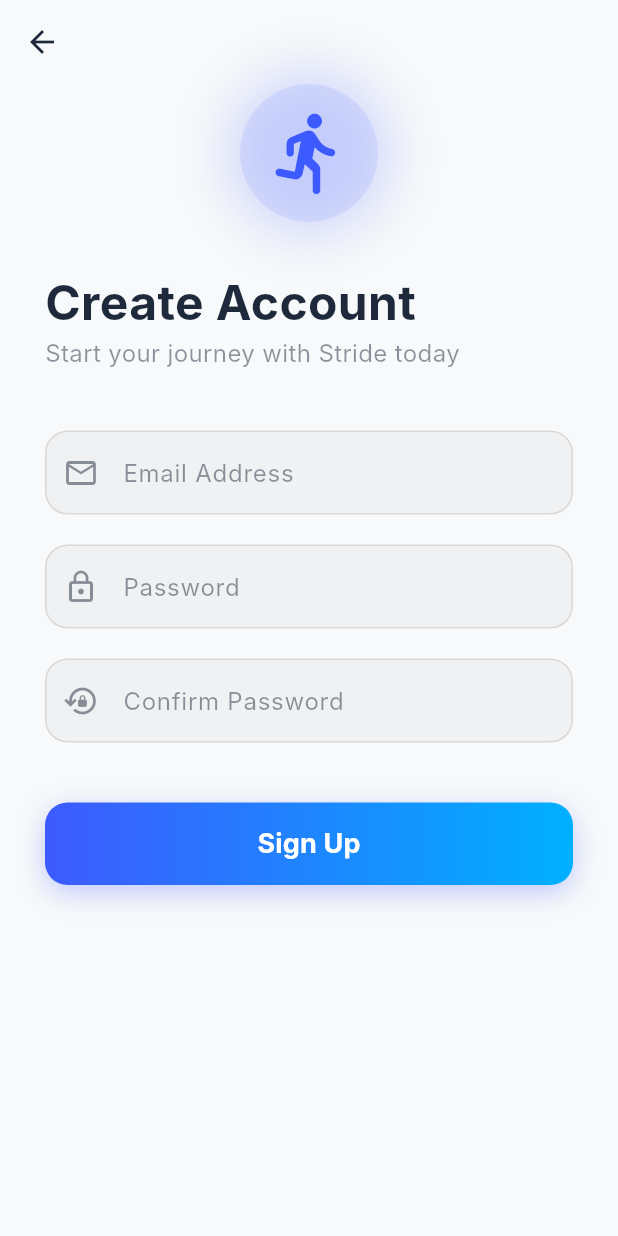
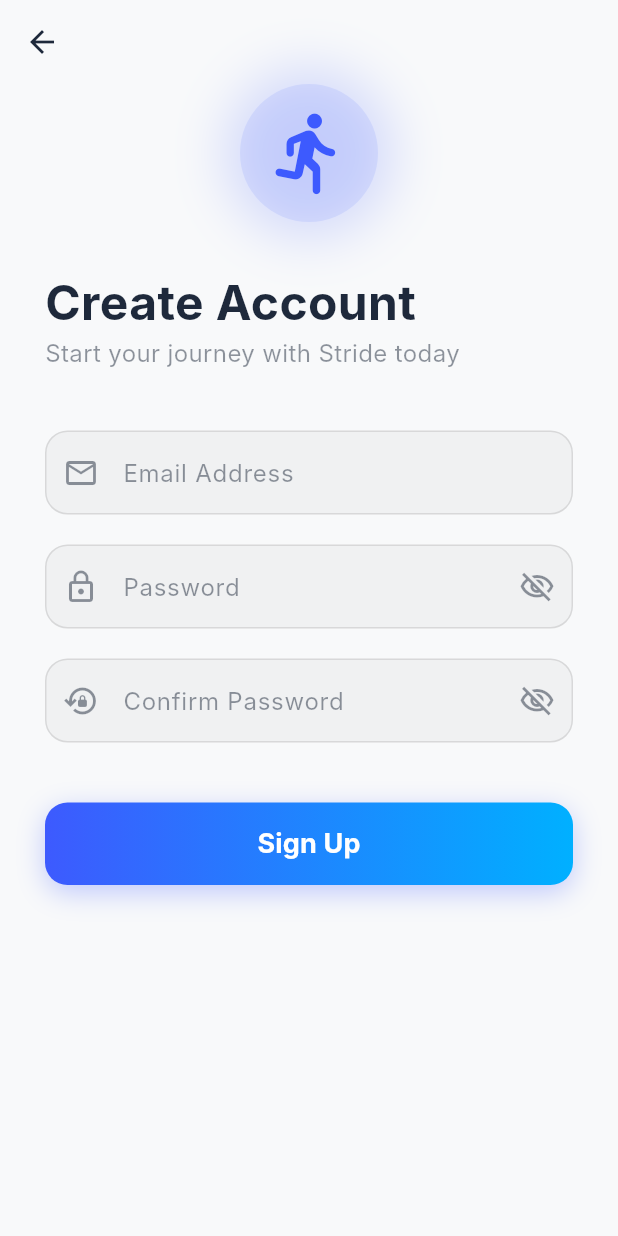
Before and after one commit to CODEX001-TECH/CodeAlpha_FitnessTracker, a Flutter app: the screen it shows after launch, after a tap on "Sign Up", on a phone screen of 412 x 824 dp. Run offline on Flutter 3.47's test engine with Material 3 defaults, Android fonts, the phone set to English and light mode, and no system bars; our stand-ins replace cloud_firestore, firebase_auth, firebase_core, firebase_messaging, fl_chart, google_sign_in and 3 more; accounts and stored records are empty; network calls fail; Roboto replaces fonts that are missing (Inter).

Commit message:
Final Polish: Added password toggle and step simulation

```diff
--- a/lib/screens/auth/login_screen.dart
+++ b/lib/screens/auth/login_screen.dart
@@ -14,6 +14,7 @@
   final _emailController = TextEditingController();
   final _passwordController = TextEditingController();
   bool _isLoading = false;
+  bool _obscurePassword = true;
 
   void _login() async {
     setState(() => _isLoading = true);
@@ -106,7 +107,14 @@
                 icon: Icons.lock_outline,
                 isDark: isDark,
                 onSurface: onSurface,
-                obscure: true,
+                obscure: _obscurePassword,
+                suffixIcon: IconButton(
+                  icon: Icon(
+                    _obscurePassword ? Icons.visibility_off_outlined : Icons.visibility_outlined,
+                    color: onSurface.withOpacity(0.5),
+                  ),
+                  onPressed: () => setState(() => _obscurePassword = !_obscurePassword),
+                ),
               ),
               const SizedBox(height: 30),
               Container(
@@ -252,6 +260,7 @@
     required bool isDark,
     required Color onSurface,
     bool obscure = false,
+    Widget? suffixIcon,
   }) {
     return TextField(
       controller: controller,
@@ -261,6 +270,7 @@
         labelText: label,
         labelStyle: TextStyle(color: onSurface.withOpacity(0.5)),
         prefixIcon: Icon(icon, color: onSurface.withOpacity(0.5)),
+        suffixIcon: suffixIcon,
         filled: true,
         fillColor: isDark ? Colors.white.withOpacity(0.05) : Colors.black.withOpacity(0.03),
         border: OutlineInputBorder(
--- a/lib/screens/auth/register_screen.dart
+++ b/lib/screens/auth/register_screen.dart
@@ -14,6 +14,8 @@
   final _passwordController = TextEditingController();
   final _confirmPasswordController = TextEditingController();
   bool _isLoading = false;
+  bool _obscurePassword = true;
+  bool _obscureConfirmPassword = true;
 
   void _register() async {
     if (_passwordController.text != _confirmPasswordController.text) {
@@ -105,7 +107,14 @@
                 icon: Icons.lock_outline,
                 isDark: isDark,
                 onSurface: onSurface,
-                obscure: true,
+                obscure: _obscurePassword,
+                suffixIcon: IconButton(
+                  icon: Icon(
+                    _obscurePassword ? Icons.visibility_off_outlined : Icons.visibility_outlined,
+                    color: onSurface.withOpacity(0.5),
+                  ),
+                  onPressed: () => setState(() => _obscurePassword = !_obscurePassword),
+                ),
               ),
               const SizedBox(height: 20),
               _buildTextField(
@@ -114,7 +123,14 @@
                 icon: Icons.lock_reset_outlined,
                 isDark: isDark,
                 onSurface: onSurface,
-                obscure: true,
+                obscure: _obscureConfirmPassword,
+                suffixIcon: IconButton(
+                  icon: Icon(
+                    _obscureConfirmPassword ? Icons.visibility_off_outlined : Icons.visibility_outlined,
+                    color: onSurface.withOpacity(0.5),
+                  ),
+                  onPressed: () => setState(() => _obscureConfirmPassword = !_obscureConfirmPassword),
+                ),
               ),
               const SizedBox(height: 40),
               Container(
@@ -162,6 +178,7 @@
     required bool isDark,
     required Color onSurface,
     bool obscure = false,
+    Widget? suffixIcon,
   }) {
     return TextField(
       controller: controller,
@@ -171,6 +188,7 @@
         labelText: label,
         labelStyle: TextStyle(color: onSurface.withOpacity(0.5)),
         prefixIcon: Icon(icon, color: onSurface.withOpacity(0.5)),
+        suffixIcon: suffixIcon,
         filled: true,
         fillColor: isDark ? Colors.white.withOpacity(0.05) : Colors.black.withOpacity(0.03),
         border: OutlineInputBorder(
```
Also changed, not shown: 2 other files.
